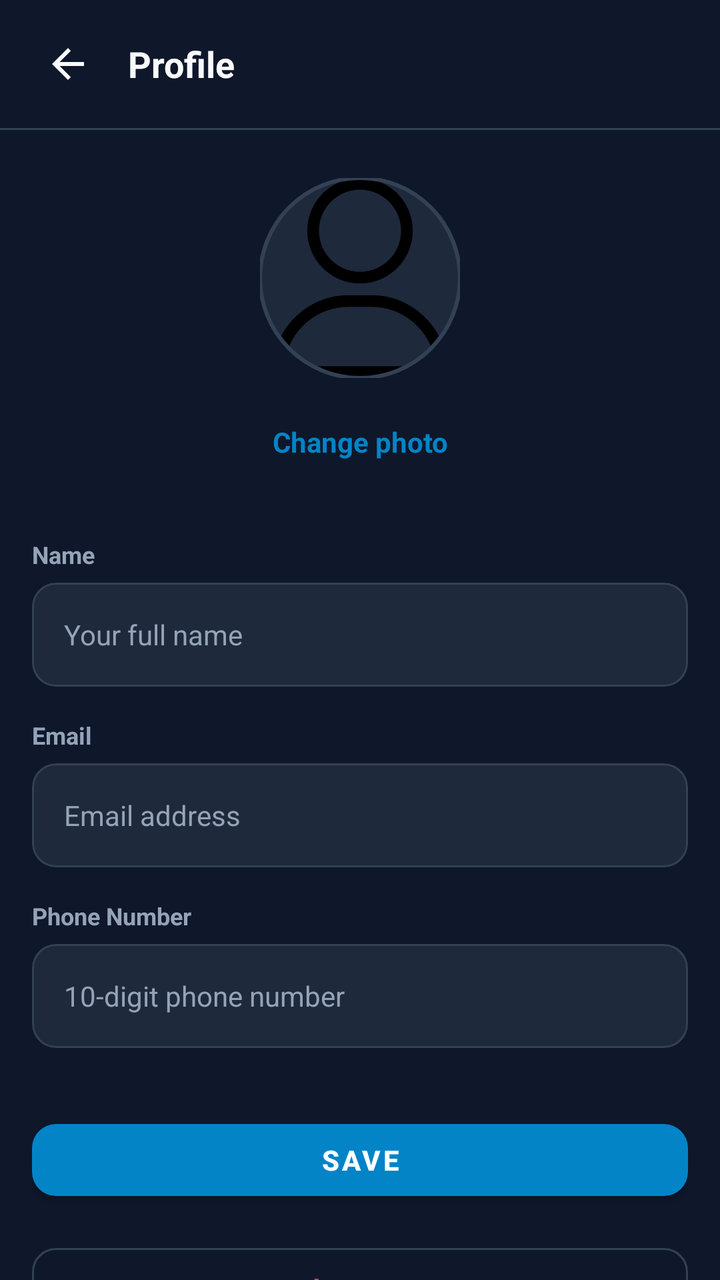
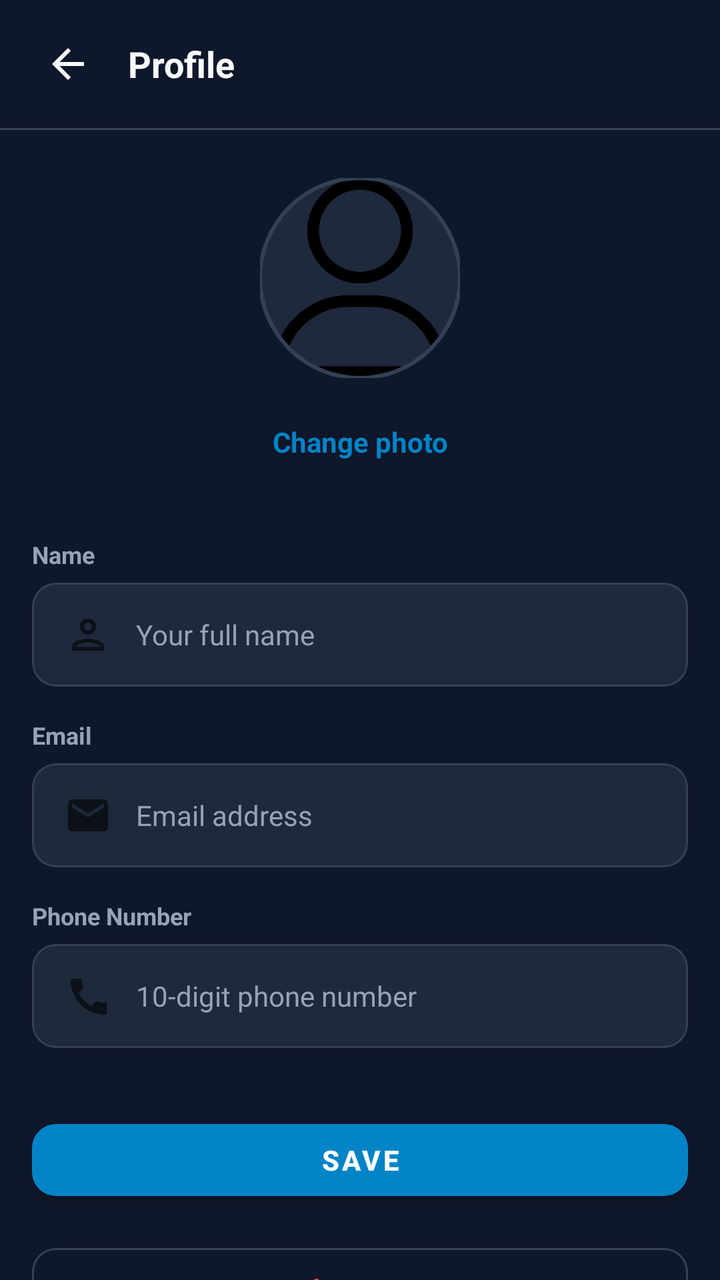

An Android layout rendered at two revisions. The XML below is the earlier revision; the diff shows what the commit changed to produce the second picture.
<!-- AndroidManifest.xml: application theme Theme.FitSync -->
<!-- res/layout/activity_profile.xml -->
<?xml version="1.0" encoding="utf-8"?>
<RelativeLayout xmlns:android="http://schemas.android.com/apk/res/android"
    xmlns:app="http://schemas.android.com/apk/res-auto"
    xmlns:tools="http://schemas.android.com/tools"
    android:layout_width="match_parent"
    android:layout_height="match_parent"
    android:background="@color/bg_dark">

    
    <LinearLayout
        android:id="@+id/llProfileTopBar"
        android:layout_width="match_parent"
        android:layout_height="64dp"
        android:background="@color/bg_dark"
        android:gravity="center_vertical"
        android:orientation="horizontal"
        android:paddingHorizontal="16dp">

        <ImageView
            android:id="@+id/btnProfileBack"
            android:layout_width="36dp"
            android:layout_height="36dp"
            android:background="?attr/selectableItemBackgroundBorderless"
            android:clickable="true"
            android:focusable="true"
            android:padding="6dp"
            android:src="@drawable/arrow_back"
            app:tint="@color/text_primary" />

        <TextView
            android:layout_width="0dp"
            android:layout_height="wrap_content"
            android:layout_marginStart="12dp"
            android:layout_weight="1"
            android:text="Profile"
            android:textColor="@color/text_primary"
            android:textSize="18sp"
            android:textStyle="bold" />

    </LinearLayout>

    <View
        android:id="@+id/profileHeaderDivider"
        android:layout_width="match_parent"
        android:layout_height="1dp"
        android:layout_below="@id/llProfileTopBar"
        android:background="@color/border" />

    
    <LinearLayout
        android:id="@+id/llProfileError"
        android:layout_width="match_parent"
        android:layout_height="wrap_content"
        android:layout_below="@id/profileHeaderDivider"
        android:background="@color/surface"
        android:gravity="center_vertical"
        android:orientation="horizontal"
        android:paddingHorizontal="16dp"
        android:paddingVertical="12dp"
        android:visibility="gone">

        <TextView
            android:id="@+id/tvProfileErrorMessage"
            android:layout_width="0dp"
            android:layout_height="wrap_content"
            android:layout_weight="1"
            android:text="Could not load latest profile"
            android:textColor="@color/error"
            android:textSize="12sp" />

        <com.google.android.material.button.MaterialButton
            android:id="@+id/btnRetryProfile"
            style="@style/Widget.Material3.Button.TextButton"
            android:layout_width="wrap_content"
            android:layout_height="36dp"
            android:text="Retry"
            android:textColor="@color/primary"
            android:textSize="12sp"
            android:textStyle="bold" />
    </LinearLayout>

    
    <com.facebook.shimmer.ShimmerFrameLayout
        android:id="@+id/shimmerProfile"
        android:layout_width="match_parent"
        android:layout_height="match_parent"
        android:layout_below="@id/llProfileError"
        android:visibility="gone"
        app:shimmer_auto_start="true"
        app:shimmer_base_color="@color/shimmer_base"
        app:shimmer_highlight_color="@color/shimmer_highlight">

        <LinearLayout
            android:layout_width="match_parent"
            android:layout_height="wrap_content"
            android:gravity="center_horizontal"
            android:orientation="vertical"
            android:padding="24dp">

            <View
                android:layout_width="100dp"
                android:layout_height="100dp"
                android:background="@drawable/bg_action_clickable_pill" />

            <View
                android:layout_width="120dp"
                android:layout_height="24dp"
                android:layout_marginTop="16dp"
                android:background="@drawable/bg_action_clickable_pill" />

            <View
                android:layout_width="match_parent"
                android:layout_height="54dp"
                android:layout_marginTop="32dp"
                android:background="@drawable/bg_action_clickable_pill" />

            <View
                android:layout_width="match_parent"
                android:layout_height="54dp"
                android:layout_marginTop="16dp"
                android:background="@drawable/bg_action_clickable_pill" />

            <View
                android:layout_width="match_parent"
                android:layout_height="54dp"
                android:layout_marginTop="16dp"
                android:background="@drawable/bg_action_clickable_pill" />

        </LinearLayout>
    </com.facebook.shimmer.ShimmerFrameLayout>

    
    <androidx.core.widget.NestedScrollView
        android:id="@+id/nsvProfileContent"
        android:layout_width="match_parent"
        android:layout_height="match_parent"
        android:layout_below="@id/llProfileError"
        android:fillViewport="true">

        <LinearLayout
            android:layout_width="match_parent"
            android:layout_height="wrap_content"
            android:orientation="vertical"
            android:paddingHorizontal="16dp"
            android:paddingTop="24dp"
            android:paddingBottom="40dp">

            
            <LinearLayout
                android:layout_width="match_parent"
                android:layout_height="wrap_content"
                android:gravity="center_horizontal"
                android:orientation="vertical">

                <FrameLayout
                    android:layout_width="100dp"
                    android:layout_height="100dp">

                    <com.google.android.material.imageview.ShapeableImageView
                        android:id="@+id/ivProfilePhoto"
                        android:layout_width="100dp"
                        android:layout_height="100dp"
                        android:background="@color/surface"
                        android:scaleType="centerCrop"
                        android:src="@drawable/ic_user"
                        app:shapeAppearanceOverlay="@style/ShapeAppearance.Material3.Corner.Full"
                        app:strokeColor="@color/border"
                        app:strokeWidth="2dp" />

                    <ProgressBar
                        android:id="@+id/pbUploadPhoto"
                        android:layout_width="32dp"
                        android:layout_height="32dp"
                        android:layout_gravity="center"
                        android:indeterminate="true"
                        android:indeterminateTint="@color/primary"
                        android:visibility="gone" />
                </FrameLayout>

                <com.google.android.material.button.MaterialButton
                    android:id="@+id/btnChangePhoto"
                    style="@style/Widget.Material3.Button.TextButton"
                    android:layout_width="wrap_content"
                    android:layout_height="wrap_content"
                    android:layout_marginTop="8dp"
                    android:text="Change photo"
                    android:textColor="@color/primary"
                    android:textSize="14sp"
                    android:textStyle="bold" />

            </LinearLayout>

            
            <TextView
                android:layout_width="wrap_content"
                android:layout_height="wrap_content"
                android:layout_marginTop="24dp"
                android:text="Name"
                android:textColor="@color/text_secondary"
                android:textSize="12sp"
                android:textStyle="bold" />

            <com.google.android.material.card.MaterialCardView
                android:layout_width="match_parent"
                android:layout_height="52dp"
                android:layout_marginTop="6dp"
                app:cardBackgroundColor="@color/surface"
                app:cardCornerRadius="12dp"
                app:cardElevation="0dp"
                app:strokeColor="@color/border"
                app:strokeWidth="1dp">

                <EditText
                    android:id="@+id/etProfileName"
                    android:layout_width="match_parent"
                    android:layout_height="match_parent"
                    android:background="@null"
                    android:hint="Your full name"
                    android:inputType="textPersonName"
                    android:maxLines="1"
                    android:paddingHorizontal="16dp"
                    android:textColor="@color/text_primary"
                    android:textColorHint="@color/text_secondary"
                    android:textSize="14sp" />
            </com.google.android.material.card.MaterialCardView>

            
            <TextView
                android:layout_width="wrap_content"
                android:layout_height="wrap_content"
                android:layout_marginTop="16dp"
                android:text="Email"
                android:textColor="@color/text_secondary"
                android:textSize="12sp"
                android:textStyle="bold" />

            <com.google.android.material.card.MaterialCardView
                android:layout_width="match_parent"
                android:layout_height="52dp"
                android:layout_marginTop="6dp"
                app:cardBackgroundColor="@color/surface"
                app:cardCornerRadius="12dp"
                app:cardElevation="0dp"
                app:strokeColor="@color/border"
                app:strokeWidth="1dp">

                <EditText
                    android:id="@+id/etProfileEmail"
                    android:layout_width="match_parent"
                    android:layout_height="match_parent"
                    android:background="@null"
                    android:clickable="false"
                    android:focusable="false"
                    android:hint="Email address"
                    android:inputType="textEmailAddress"
                    android:maxLines="1"
                    android:paddingHorizontal="16dp"
                    android:textColor="@color/text_secondary"
                    android:textColorHint="@color/text_secondary"
                    android:textSize="14sp" />
            </com.google.android.material.card.MaterialCardView>

            
            <TextView
                android:layout_width="wrap_content"
                android:layout_height="wrap_content"
                android:layout_marginTop="16dp"
                android:text="Phone Number"
                android:textColor="@color/text_secondary"
                android:textSize="12sp"
                android:textStyle="bold" />

            <com.google.android.material.card.MaterialCardView
                android:id="@+id/cardProfilePhone"
                android:layout_width="match_parent"
                android:layout_height="52dp"
                android:layout_marginTop="6dp"
                app:cardBackgroundColor="@color/surface"
                app:cardCornerRadius="12dp"
                app:cardElevation="0dp"
                app:strokeColor="@color/border"
                app:strokeWidth="1dp">

                <EditText
                    android:id="@+id/etProfilePhone"
                    android:layout_width="match_parent"
                    android:layout_height="match_parent"
                    android:background="@null"
                    android:hint="10-digit phone number"
                    android:inputType="phone"
                    android:maxLines="1"
                    android:paddingHorizontal="16dp"
                    android:textColor="@color/text_primary"
                    android:textColorHint="@color/text_secondary"
                    android:textSize="14sp" />
            </com.google.android.material.card.MaterialCardView>

            <TextView
                android:id="@+id/tvPhoneError"
                android:layout_width="wrap_content"
                android:layout_height="wrap_content"
                android:layout_marginTop="4dp"
                android:text="Please enter a valid 10-digit phone number"
                android:textColor="@color/error"
                android:textSize="12sp"
                android:visibility="gone" />

            
            <com.google.android.material.button.MaterialButton
                android:id="@+id/btnSaveProfile"
                android:layout_width="match_parent"
                android:layout_height="48dp"
                android:layout_marginTop="32dp"
                android:text="Save"
                android:textColor="@color/white"
                android:textSize="14sp"
                android:textStyle="bold"
                app:backgroundTint="@color/primary"
                app:cornerRadius="12dp" />

            
            <com.google.android.material.button.MaterialButton
                android:id="@+id/btnLogoutProfile"
                style="@style/Widget.Material3.Button.OutlinedButton"
                android:layout_width="match_parent"
                android:layout_height="48dp"
                android:layout_marginTop="16dp"
                android:text="Log out"
                android:textColor="@color/error"
                android:textSize="14sp"
                android:textStyle="bold"
                app:cornerRadius="12dp"
                app:strokeColor="@color/border" />

        </LinearLayout>
    </androidx.core.widget.NestedScrollView>

</RelativeLayout>
<!-- resources referenced by this layout -->
<resources>
  <color name="bg_dark">#0F172A</color>
  <color name="border">#334155</color>
  <color name="error">#EF4444</color>
  <color name="primary">#0284C7</color>
  <color name="shimmer_base">#1E293B</color>
  <color name="shimmer_highlight">#334155</color>
  <color name="surface">#1E293B</color>
  <color name="text_primary">#F8FAFC</color>
  <color name="text_secondary">#94A3B8</color>
  <color name="white">#FFFFFF</color>
  <!-- drawable arrow_back (drawable) -->
  <vector xmlns:android="http://schemas.android.com/apk/res/android" android:autoMirrored="true" android:height="24dp" android:tint="#FFFFFF" android:viewportHeight="24" android:viewportWidth="24" android:width="24dp">
        
      <path android:fillColor="@android:color/white" android:pathData="M20,11H7.83l5.59,-5.59L12,4l-8,8 8,8 1.41,-1.41L7.83,13H20v-2z"/>
      
  </vector>
  <!-- drawable bg_action_clickable_pill (drawable) -->
  <?xml version="1.0" encoding="utf-8"?>
  <shape xmlns:android="http://schemas.android.com/apk/res/android">
      
      <solid android:color="#0C202B"/>
  
      
      <corners android:radius="24dp"/>
  
      
      <stroke
          android:width="1dp"
          android:color="#0A3F4E"/>
  </shape>
  <!-- drawable ic_user: png bitmap (drawable, 12623 bytes) -->
  <style name="ShapeAppearance.Material3.Corner.Full" parent="ShapeAppearance.Material3.SmallComponent">
          <item name="cornerSize">50%</item>
      </style>
  <style name="Theme.FitSync" parent="Theme.MaterialComponents.DayNight.NoActionBar">
  
          <item name="colorPrimary">#00E5FF</item> <item name="colorPrimaryVariant">#00B0FF</item>
          <item name="colorOnPrimary">#FFFFFF</item>
  
          <item name="android:windowBackground">#0B0E14</item>
          <item name="android:statusBarColor">#0B0E14</item>
  
          <item name="materialButtonStyle">@style/Widget.FitSync.Button</item>
      </style>
  <style name="Widget.FitSync.Button" parent="Widget.MaterialComponents.Button">
          <item name="backgroundTint">@null</item>
      </style>
</resources>

<!-- the commit's change to res/layout/activity_profile.xml (unified diff, before → after) -->
@@ -215,6 +215,8 @@
                     android:layout_width="match_parent"
                     android:layout_height="match_parent"
                     android:background="@null"
+                    android:drawableStart="@drawable/ic_person"
+                    android:drawablePadding="12dp"
                     android:hint="Your full name"
                     android:inputType="textPersonName"
                     android:maxLines="1"
@@ -251,6 +253,8 @@
                     android:background="@null"
                     android:clickable="false"
                     android:focusable="false"
+                    android:drawableStart="@drawable/ic_mail"
+                    android:drawablePadding="12dp"
                     android:hint="Email address"
                     android:inputType="textEmailAddress"
                     android:maxLines="1"
@@ -286,6 +290,8 @@
                     android:layout_width="match_parent"
                     android:layout_height="match_parent"
                     android:background="@null"
+                    android:drawableStart="@drawable/ic_call"
+                    android:drawablePadding="12dp"
                     android:hint="10-digit phone number"
                     android:inputType="phone"
                     android:maxLines="1"
<!-- resource entries referenced after the edit -->
@@ -30,6 +30,39 @@
           android:width="1dp"
           android:color="#0A3F4E"/>
   </shape>
+  <!-- drawable ic_call (drawable) -->
+  <vector xmlns:android="http://schemas.android.com/apk/res/android"
+      android:width="24dp"
+      android:height="24dp"
+      android:viewportWidth="24"
+      android:viewportHeight="24"
+      android:tint="?attr/colorControlNormal">
+      <path
+          android:fillColor="@android:color/white"
+          android:pathData="M20.01,15.38c-1.23,0 -2.42,-0.2 -3.53,-0.56 -0.35,-0.12 -0.74,-0.03 -1.01,0.24l-1.57,1.97c-2.83,-1.44 -5.15,-3.75 -6.59,-6.59l1.97,-1.57c0.27,-0.27 0.35,-0.65 0.24,-1.01 -0.37,-1.11 -0.56,-2.3 -0.56,-3.53 0,-0.55 -0.45,-1 -1,-1H4.39c-0.55,0 -1,0.45 -1,1 0,9.39 7.61,17 17,17 0.55,0 1,-0.45 1,-1v-4.5c0,-0.55 -0.45,-1 -1,-1z"/>
+  </vector>
+  <!-- drawable ic_mail (drawable) -->
+  <vector xmlns:android="http://schemas.android.com/apk/res/android"
+      android:width="24dp"
+      android:height="24dp"
+      android:viewportWidth="24"
+      android:viewportHeight="24"
+      android:tint="?attr/colorControlNormal">
+      <path
+          android:fillColor="@android:color/white"
+          android:pathData="M20,4H4c-1.1,0 -1.99,0.9 -1.99,2L2,18c0,1.1 0.9,2 2,2h16c1.1,0 2,-0.9 2,-2V6c0,-1.1 -0.9,-2 -2,-2zm0,4l-8,5 -8,-5V6l8,5 8,-5v2z"/>
+  </vector>
+  <!-- drawable ic_person (drawable) -->
+  <vector xmlns:android="http://schemas.android.com/apk/res/android"
+      android:width="24dp"
+      android:height="24dp"
+      android:viewportWidth="24"
+      android:viewportHeight="24"
+      android:tint="?attr/colorControlNormal">
+      <path
+          android:fillColor="@android:color/white"
+          android:pathData="M12,4A4,4 0 0,1 16,8A4,4 0 0,1 12,12A4,4 0 0,1 8,8A4,4 0 0,1 12,4M12,14C16.42,14 20,15.79 20,18V20H4V18C4,15.79 7.58,14 12,14M12,6A2,2 0 0,0 10,8A2,2 0 0,0 12,10A2,2 0 0,0 14,8A2,2 0 0,0 12,6M12,15.9C9,15.9 5.9,17.36 5.9,18V18.1H18.1V18C18.1,17.36 15,15.9 12,15.9Z"/>
+  </vector>
   <!-- drawable ic_user: png bitmap (drawable, 12623 bytes) -->
   <style name="ShapeAppearance.Material3.Corner.Full" parent="ShapeAppearance.Material3.SmallComponent">
           <item name="cornerSize">50%</item>
